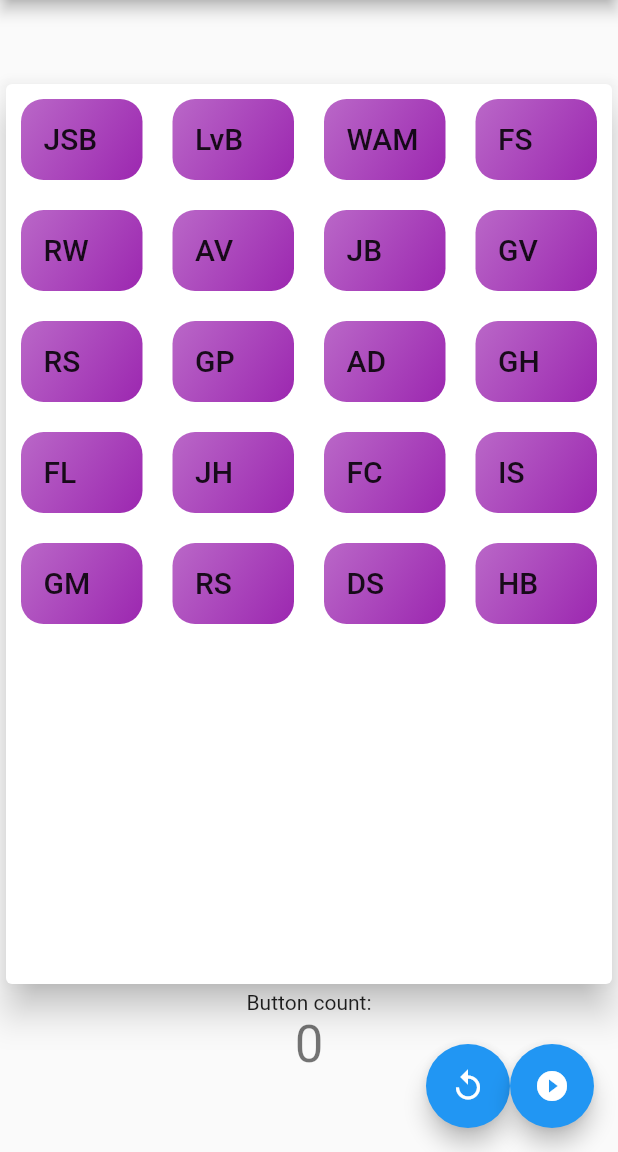
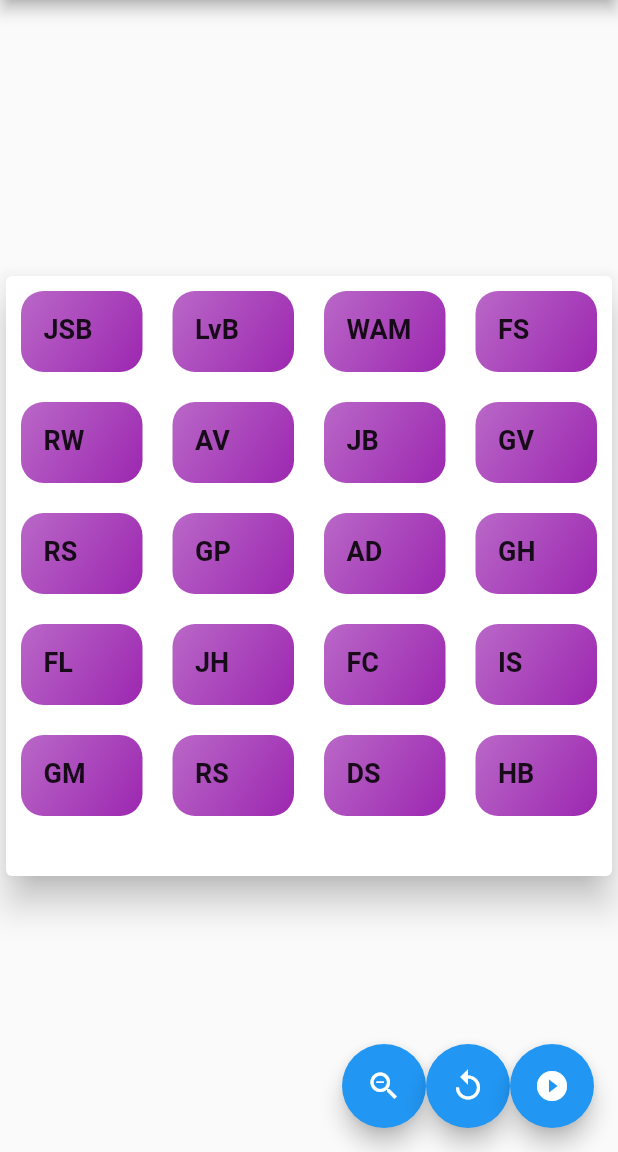
Before and after one commit to codetojoy/gists-flutter, a Flutter app: the screen it shows after launch, on a phone screen of 412 x 824 dp, the part 84-1236 px from its top. Run offline on Flutter 3.47's test engine with Material 2 defaults, Android fonts, the phone set to English and light mode, and no system bars; statements that could not run were skipped.

Commit message:
final prep before new repo

```diff
--- a/scooter_precursor/lib/main.dart
+++ b/scooter_precursor/lib/main.dart
@@ -38,6 +38,7 @@ class _MyHomePageState extends State<MyHomePage> {
   Deck _deck = new Deck(1);
   Iterable<Person> _people = [];
   bool _inProgress = false;
+  bool _isAbbreviatedMode = true;
 
   void init() {
       final numPeople = PLAYER_NAMES.length;
@@ -54,6 +55,12 @@ class _MyHomePageState extends State<MyHomePage> {
     setState(() {
       _counter++;
       init();
+    });
+  }
+
+  void _abbreviatedModeHandler() {
+    setState(() {
+      _isAbbreviatedMode = !_isAbbreviatedMode;
     });
   }
 
@@ -82,20 +89,18 @@ class _MyHomePageState extends State<MyHomePage> {
         child: Column(
           mainAxisAlignment: MainAxisAlignment.center,
           children: <Widget>[
-            Players(_people.toList()),
-            Text(
-              'Button count:',
-            ),
-            Text(
-              '$_counter',
-              style: Theme.of(context).textTheme.headline4,
-            ),
+            Players(_people.toList(), _isAbbreviatedMode),
           ],
         ),
       ),
       floatingActionButton: Row(
         mainAxisAlignment: MainAxisAlignment.end,
         children:[
+      FloatingActionButton(
+        onPressed: _abbreviatedModeHandler,
+        tooltip: 'Switch abbreviation',
+        child: Icon((_isAbbreviatedMode) ? Icons.zoom_out : Icons.zoom_in),
+      ),
       FloatingActionButton(
         onPressed: _shuffleHandler,
         tooltip: 'Shuffle',
--- a/scooter_precursor/lib/widgets/player.dart
+++ b/scooter_precursor/lib/widgets/player.dart
@@ -4,25 +4,27 @@ import '../models/person.dart';
 
 class Player extends StatelessWidget {
   final Person _person;
+  final bool _isAbbreviatedMode;
 
-  Player(this._person);
+  Player(this._person, this._isAbbreviatedMode);
 
   @override
   Widget build(BuildContext context) {
-    final fontSize = 24.0;
+    var fontSize = 12.0;
+    var text = _person.name;
+    if (_isAbbreviatedMode) {
+      fontSize = 18.0;
+      text = _person.shortName;
+    }
     var textStyle = TextStyle(fontSize: fontSize, fontWeight: FontWeight.bold);
     return InkWell(
-        onTap: () {
-          // setState(() {
-          // });
-          // print('hello from card: $_card');
-        },
+        onTap: () { },
         splashColor: Theme.of(context).primaryColor,
         borderRadius: BorderRadius.circular(15),
         child: Container(
           padding: const EdgeInsets.all(15),
-          child: Text(_person.shortName,
-              style: Theme.of(context).textTheme.headline6),
+          child: Text(text,
+              style: textStyle), // Theme.of(context).textTheme.headline6),
           decoration: BoxDecoration(
             gradient: LinearGradient(
               colors: [_person.color.withOpacity(0.7), _person.color],
--- a/scooter_precursor/lib/widgets/players.dart
+++ b/scooter_precursor/lib/widgets/players.dart
@@ -5,8 +5,9 @@ import '../models/person.dart';
 
 class Players extends StatelessWidget {
   final List<Person> _people;
+  final bool _isAbbreviatedMode;
 
-  Players(this._people);
+  Players(this._people, this._isAbbreviatedMode);
 
   Widget _buildLandscape(List<Widget> widgets, BuildContext context) {
     return Card(
@@ -29,7 +30,7 @@ class Players extends StatelessWidget {
     return Card(
         child: Container(
             height: 600,
-            width: 800,
+            width: double.infinity,
             child: GridView(
                 padding: const EdgeInsets.all(10),
                 children: widgets,
@@ -45,8 +46,8 @@ class Players extends StatelessWidget {
   Widget _buildPortrait2(List<Widget> widgets, BuildContext context) {
     return Card(
         child: Container(
-            height: 600,
-            width: 600,
+            height: 400,
+            width: double.infinity,
             child: GridView(
                 padding: const EdgeInsets.all(10),
                 children: widgets,
@@ -80,7 +81,7 @@ class Players extends StatelessWidget {
     final isLandscape =
         MediaQuery.of(context).orientation == Orientation.landscape;
     final widgets = _people.map<Widget>((Person person) {
-      return Player(person);
+      return Player(person, _isAbbreviatedMode);
     }).toList();
     return (isLandscape)
         ? _buildLandscape2(widgets, context)
```
Also changed, not shown: scooter_precursor/lib/widgets/card.dart (deleted, +0 -46 lines), scooter_precursor/lib/widgets/hand.dart (deleted, +0 -90 lines).
